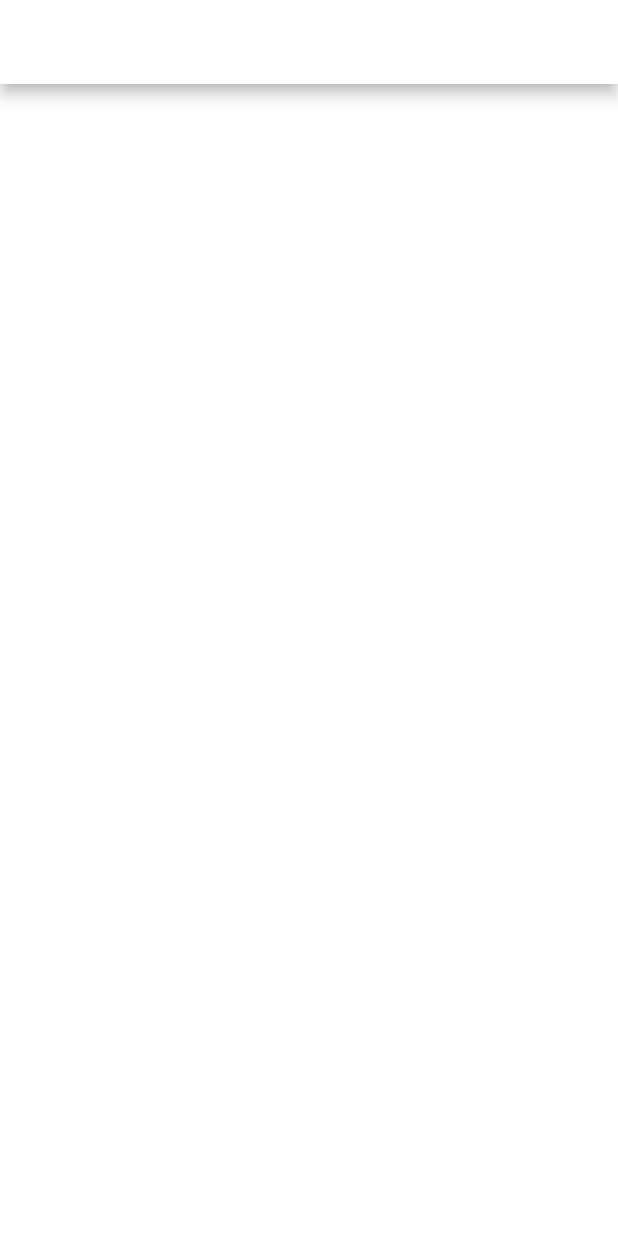
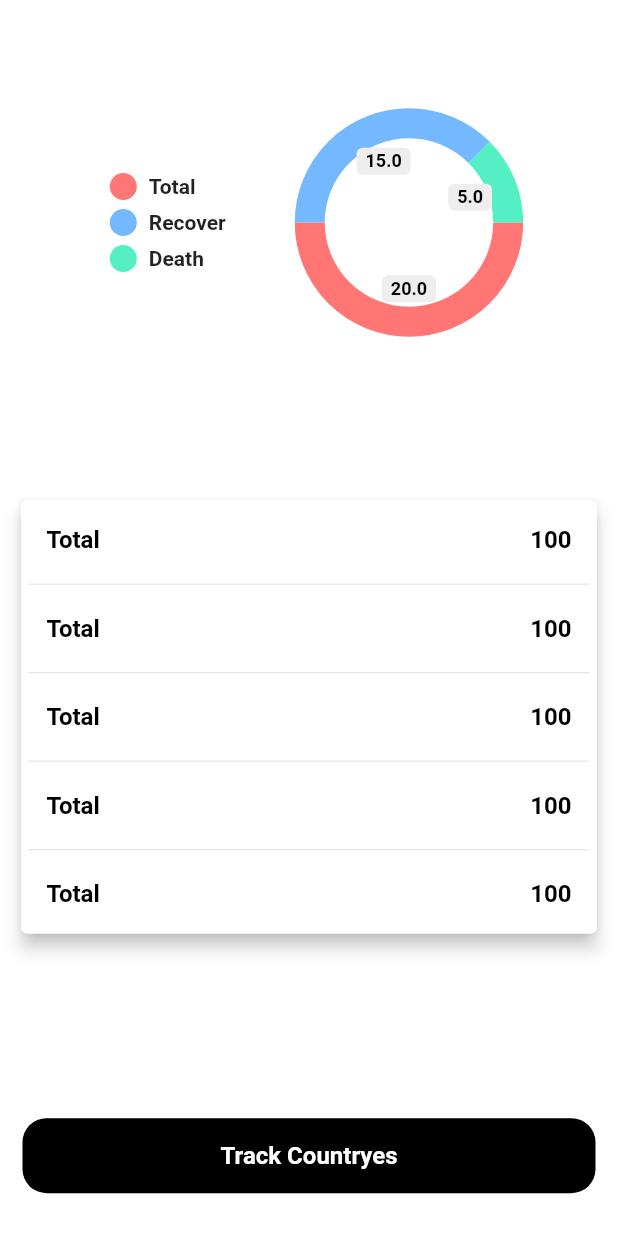
Before and after one commit to raselhossen125/covid_tracker, a Flutter app: the screen it shows after launch, on a phone screen of 412 x 824 dp. Shown: the top 1233 px of the screen. Run offline on Flutter 3.47's test engine with Material 2 defaults, Android fonts, the phone set to English and light mode, and no system bars; drawn by our look-alikes of pie_chart.

```diff
--- a/lib/main.dart
+++ b/lib/main.dart
@@ -1,9 +1,10 @@
 // ignore_for_file: prefer_const_constructors
 
-import 'package:covid_tracker/route/my_app_route.dart';
+import 'package:covid_tracker/views/spalash_page.dart';
 import 'package:flutter/material.dart';
 import 'package:flutter/services.dart';
-import 'package:get/get.dart';
+
+import 'views/world_state_page.dart';
 
 void main() {
   WidgetsFlutterBinding.ensureInitialized();
@@ -20,14 +21,17 @@ class MyApp extends StatelessWidget {
 
   @override
   Widget build(BuildContext context) {
-    return GetMaterialApp(
+    return MaterialApp(
       debugShowCheckedModeBanner: false,
-      initialRoute: MyRoute.spalashPageRoute,
-      getPages: MyRoute.pages,
       title: 'Flutter Demo',
       theme: ThemeData(
         primarySwatch: Colors.blue,
       ),
+      initialRoute: SpalashPage.routeName,
+      routes: {
+        SpalashPage.routeName: (context) => SpalashPage(),
+        WorldStatePage.routeName: (context) => WorldStatePage(),
+      },
     );
   }
 }
--- a/lib/route/my_app_route.dart
+++ /dev/null
@@ -1,21 +0,0 @@
-// ignore_for_file: prefer_const_constructors
-
-import 'package:covid_tracker/views/spalash_page.dart';
-import 'package:get/get.dart';
-import '../views/world_state_page.dart';
-
-class MyRoute {
-  static const spalashPageRoute = '/spalash';
-  static const worldStatePageRoute = '/world-sta';
-
-  static final List<GetPage> pages = [
-    GetPage(
-      name: spalashPageRoute,
-      page: () => SpalashPage(),
-    ),
-    GetPage(
-      name: worldStatePageRoute,
-      page: () => WorldStatePage(),
-    ),
-  ];
-}
--- a/lib/views/spalash_page.dart
+++ b/lib/views/spalash_page.dart
@@ -4,10 +4,11 @@ import 'package:covid_tracker/util/colors.dart';
 import 'package:covid_tracker/util/style.dart';
 import 'package:flutter/material.dart';
 import 'dart:math' as math;
-import 'package:get/get.dart';
-import '../route/my_app_route.dart';
+import 'world_state_page.dart';
 
 class SpalashPage extends StatefulWidget {
+  static const routeName = 'spalash';
+
   @override
   State<SpalashPage> createState() => _SpalashPageState();
 }
@@ -15,13 +16,13 @@ class SpalashPage extends StatefulWidget {
 class _SpalashPageState extends State<SpalashPage>
     with TickerProviderStateMixin {
   late final _controller =
-      AnimationController(vsync: this, duration: Duration(seconds: 3))
+      AnimationController(vsync: this, duration: Duration(seconds: 5))
         ..repeat();
 
   @override
   void initState() {
     Future.delayed(Duration(seconds: 3), () {
-      Get.offNamed(MyRoute.worldStatePageRoute);
+      Navigator.of(context).pushReplacementNamed(WorldStatePage.routeName);
     });
     super.initState();
   }
@@ -56,9 +57,7 @@ class _SpalashPageState extends State<SpalashPage>
                 );
               },
             ),
-            SizedBox(
-              height: size.height * 0.15
-            ),
+            SizedBox(height: size.height * 0.15),
             Text(
               'Covid 19',
               style: mediamBold,
--- a/lib/views/world_state_page.dart
+++ b/lib/views/world_state_page.dart
@@ -1,18 +1,111 @@
-// ignore_for_file: prefer_const_constructors
+// ignore_for_file: prefer_const_constructors, unused_field, prefer_const_literals_to_create_immutables, sized_box_for_whitespace, use_key_in_widget_constructors
 
 import 'package:covid_tracker/util/colors.dart';
+import 'package:covid_tracker/util/style.dart';
+import 'package:covid_tracker/widgets/custom_card.dart';
 import 'package:flutter/material.dart';
+import 'package:pie_chart/pie_chart.dart';
 
-class WorldStatePage extends StatelessWidget {
-  const WorldStatePage({super.key});
+class WorldStatePage extends StatefulWidget {
+  static const routeName = 'world-state';
+
+  @override
+  State<WorldStatePage> createState() => _WorldStatePageState();
+}
+
+class _WorldStatePageState extends State<WorldStatePage>
+    with TickerProviderStateMixin {
+  late final _controller =
+      AnimationController(vsync: this, duration: Duration(seconds: 5))
+        ..repeat();
 
   @override
   Widget build(BuildContext context) {
+    Size size = MediaQuery.of(context).size;
+
     return Scaffold(
       backgroundColor: bgColor,
-      appBar: AppBar(
-        backgroundColor: cardColor,
-        title: Text('World state'),
+      body: Padding(
+        padding:
+            const EdgeInsets.symmetric(horizontal: 10),
+        child: Column(
+          children: [
+            SizedBox(height: size.height * 0.07),
+            SizedBox(
+              height: size.height * 0.22,
+              child: Column(
+                mainAxisAlignment: MainAxisAlignment.center,
+                children: [
+                  SizedBox(
+                    height: size.height * 0.18,
+                    child: PieChart(
+                      dataMap: {
+                        'Total' : 20,
+                        'Recover' : 15,
+                        'Death' : 5,
+                      },
+                      animationDuration: Duration(milliseconds: 1200),
+                      chartType: ChartType.ring,
+                      legendOptions: LegendOptions(
+                        legendPosition: LegendPosition.left
+                      ),
+                    ),
+                  ),
+                ],
+              ),
+            ),
+            SizedBox(height: size.height * 0.03),
+            SizedBox(
+              height: size.height * 0.52,
+              child: Column(
+                mainAxisAlignment: MainAxisAlignment.center,
+                children: [
+                  Card(
+                    elevation: 5,
+                    child: Padding(
+                      padding: const EdgeInsets.symmetric(horizontal: 5, vertical: 5),
+                      child: Column(
+                        children: [
+                          CustomCard(title: 'Total', value: '100'),
+                          Divider(),
+                          CustomCard(title: 'Total', value: '100'),
+                          Divider(),
+                          CustomCard(title: 'Total', value: '100'),
+                          Divider(),
+                          CustomCard(title: 'Total', value: '100'),
+                          Divider(),
+                          CustomCard(title: 'Total', value: '100'),
+                        ],
+                      ),
+                    ),
+                  ),
+                ],
+              ),
+            ),
+            SizedBox(height: size.height * 0.03),
+            SizedBox(
+              height: size.height * 0.13,
+              child: Padding(
+                padding: const EdgeInsets.symmetric(horizontal: 5),
+                child: Column(
+                  mainAxisAlignment: MainAxisAlignment.center,
+                  children: [
+                    Container(
+                      alignment: Alignment.center,
+                      height: 50,
+                      width: double.infinity,
+                      decoration: BoxDecoration(
+                        borderRadius: BorderRadius.circular(16),
+                        color: Colors.black,
+                      ),
+                      child: Text('Track Countryes', style: smallBoldW,),
+                    ),
+                  ],
+                ),
+              ),
+            )
+          ],
+        ),
       ),
     );
   }
--- /dev/null
+++ b/lib/widgets/custom_card.dart
@@ -0,0 +1,28 @@
+// ignore_for_file: use_key_in_widget_constructors, must_be_immutable, prefer_const_literals_to_create_immutables, prefer_const_constructors
+
+import 'package:flutter/material.dart';
+import '../util/style.dart';
+
+class CustomCard extends StatelessWidget {
+  String title;
+  String value;
+
+  CustomCard({
+    required this.title,
+    required this.value,
+  });
+
+  @override
+  Widget build(BuildContext context) {
+    return Padding(
+      padding: const EdgeInsets.all(12.0),
+      child: Row(
+        mainAxisAlignment: MainAxisAlignment.spaceBetween,
+        children: [
+          Text(title, style: smallBold),
+          Text(value, style: smallBold),
+        ],
+      ),
+    );
+  }
+}
--- a/pubspec.yaml
+++ b/pubspec.yaml
@@ -38,9 +38,9 @@ dependencies:
   cupertino_icons: ^1.0.2
   pie_chart: ^5.3.2
   http:
+  provider:
   flutter_spinkit: ^5.1.0
   shimmer: ^2.0.0
-  get:
   shared_preferences: ^2.0.15
 
 dev_dependencies:
```
Also changed, not shown: lib/util/helper_function.dart (added), pubspec.lock.
